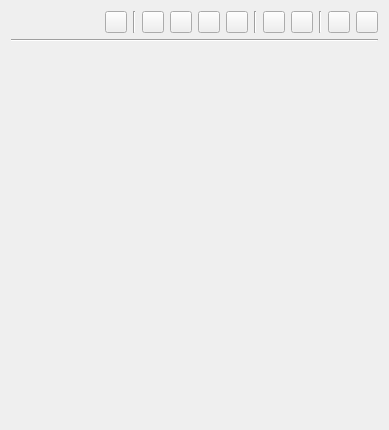
The window that src/mainui/sidebar/sidebarwidget.ui (KDE/conquirere) describes before a commit, drawn with Qt 5.
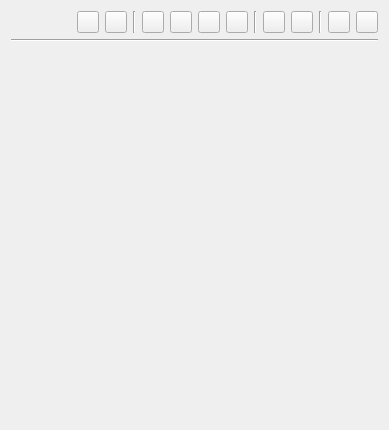
The same window after the commit.

What changed in the file:
```diff
--- a/src/mainui/sidebar/sidebarwidget.ui
+++ b/src/mainui/sidebar/sidebarwidget.ui
@@ -43,6 +43,31 @@
        </property>
       </spacer>
      </item>
+     <item>
+      <widget class="QPushButton" name="fetchMetaData">
+       <property name="minimumSize">
+        <size>
+         <width>22</width>
+         <height>22</height>
+        </size>
+       </property>
+       <property name="maximumSize">
+        <size>
+         <width>22</width>
+         <height>22</height>
+        </size>
+       </property>
+       <property name="text">
+        <string notr="true"/>
+       </property>
+       <property name="iconSize">
+        <size>
+         <width>22</width>
+         <height>22</height>
+        </size>
+       </property>
+      </widget>
+     </item>
      <item>
       <widget class="QPushButton" name="findPdf">
        <property name="minimumSize">
```
Left out of the diff: 37 changed lines with no effect on the pictures.
